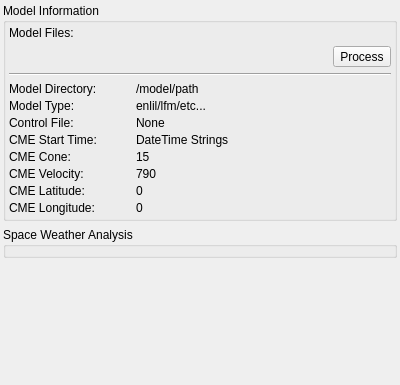
The window that ghost-kit/SwFT/ui/SwFTdockPanel.ui (ghost-kit/GHOST) describes before a commit, drawn with Qt 5.
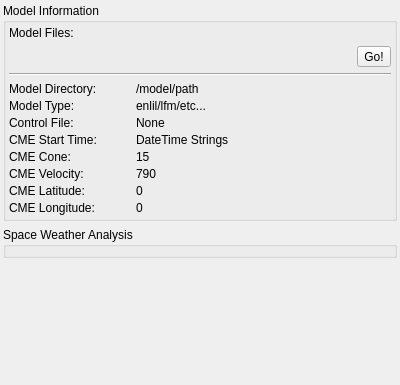
The same window after the commit. Custom widgets are drawn as their Qt base class.

Commit message: working on python linkage

Patch:
```diff
--- a/ghost-kit/SwFT/ui/SwFTdockPanel.ui
+++ b/ghost-kit/SwFT/ui/SwFTdockPanel.ui
@@ -87,7 +87,7 @@
          <item row="1" column="1">
           <widget class="QToolButton" name="Process">
            <property name="text">
-            <string>Process</string>
+            <string>Go!</string>
            </property>
           </widget>
          </item>
```
The commit also changes 2 other files.
